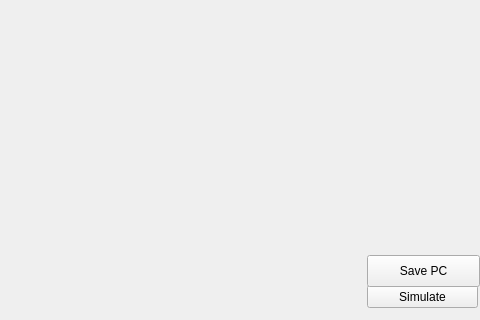
This is src/gui/simulation/environment_test/simulatemapwindow.ui in madmilla/THO78-Roborescue as Qt 5 draws it before an edit; both pictures show x 193 to 673 and y 155 to 475 of the 673 by 475 pixel window. The edited form follows.
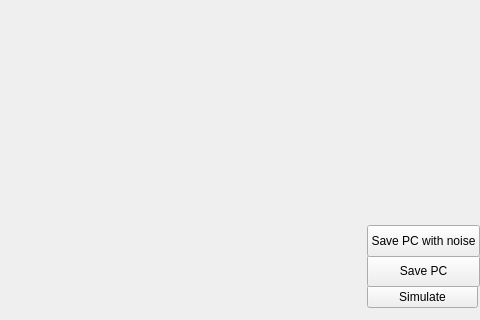
This is the edited form.

Commit message: Noise function for the simulation

```diff
--- a/src/gui/simulation/environment_test/simulatemapwindow.ui
+++ b/src/gui/simulation/environment_test/simulatemapwindow.ui
@@ -68,6 +68,19 @@
     <string>Save PC</string>
    </property>
   </widget>
+  <widget class="QPushButton" name="savePcWNButton">
+   <property name="geometry">
+    <rect>
+     <x>560</x>
+     <y>380</y>
+     <width>113</width>
+     <height>32</height>
+    </rect>
+   </property>
+   <property name="text">
+    <string>Save PC with noise</string>
+   </property>
+  </widget>
  </widget>
  <resources/>
  <connections/>
```
The commit also changes 18 other files.
